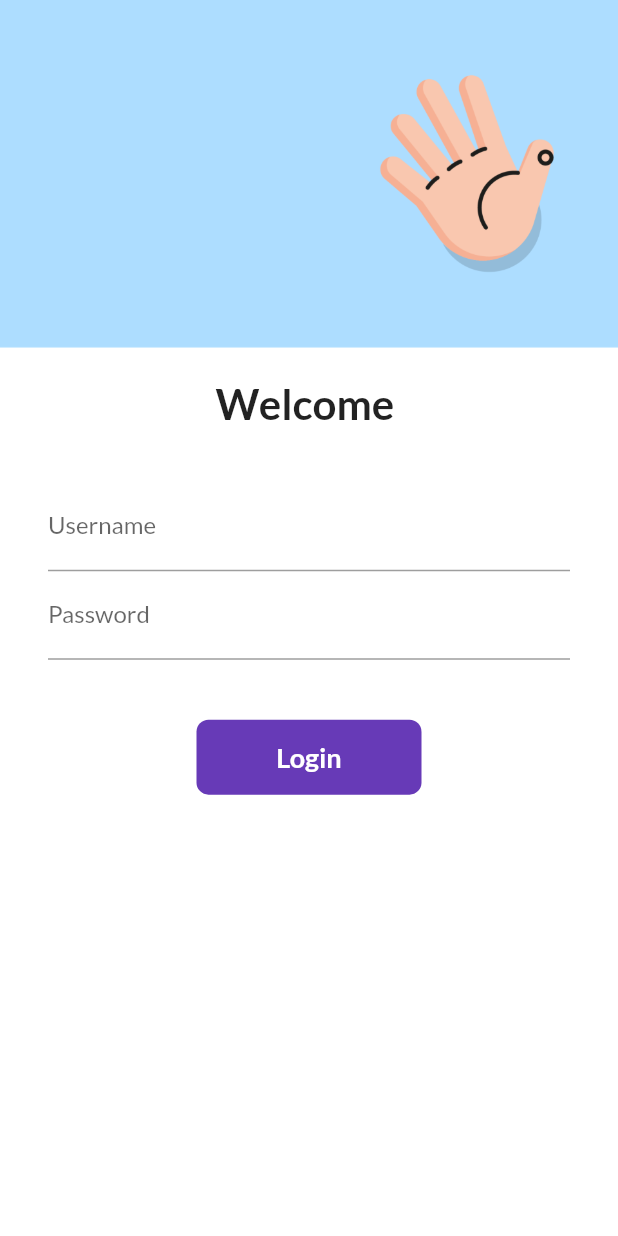
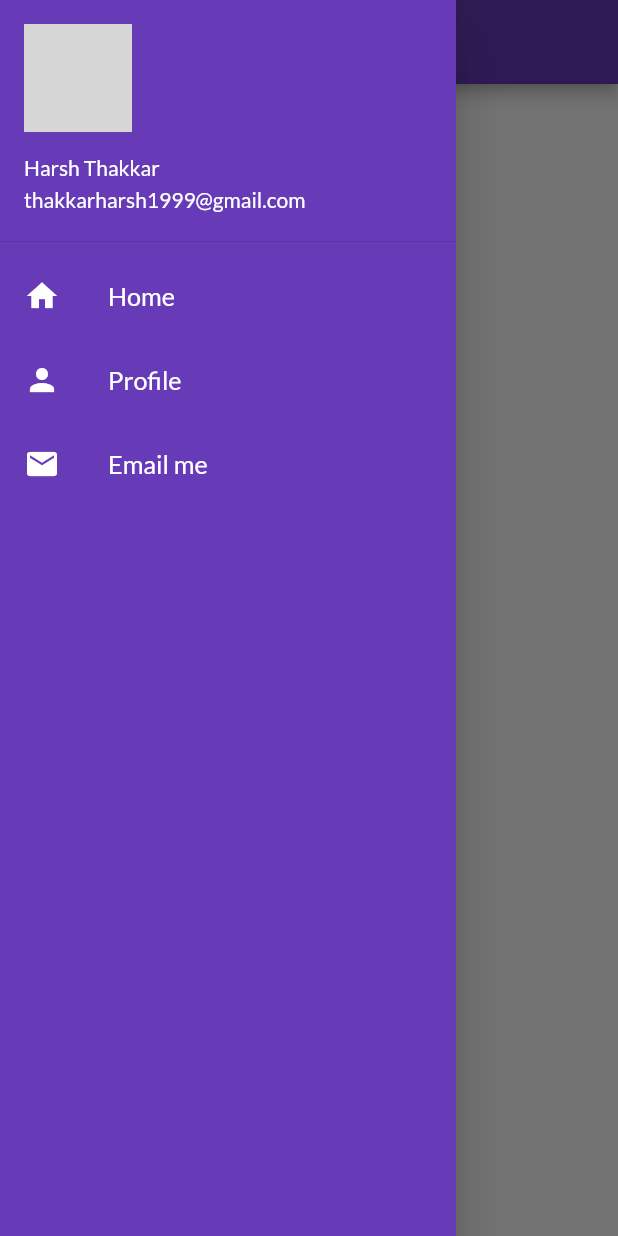
Before and after one commit to iamharshbit/flutter_catalog, a Flutter app: the screen it shows after launch, with the side drawer open (before the commit the screen has no drawer), on a phone screen of 412 x 824 dp. Run offline on Flutter 3.47's test engine with Material 2 defaults, Android fonts, the phone set to English and light mode, and no system bars; our stand-ins replace google_fonts; network calls fail; grey boxes are pictures that could not be loaded.

Commit message:
Day 9 completed

```diff
--- a/lib/main.dart
+++ b/lib/main.dart
@@ -22,7 +22,8 @@ class MyApp extends StatelessWidget {
       darkTheme: ThemeData(
         brightness: Brightness.dark,
       ),
-      // initialRoute: "/login",
+      debugShowCheckedModeBanner: false,
+      initialRoute: MyRoutes.homeRoute,
       routes: {
         "/": (context) => LoginPage(),
         MyRoutes.homeRoute: (context) => HomePage(),
--- a/lib/pages/home_page.dart
+++ b/lib/pages/home_page.dart
@@ -1,4 +1,5 @@
 import 'package:flutter/material.dart';
+import 'package:flutter_catalog/widgets/drawer.dart';
 
 class HomePage extends StatelessWidget {
   @override
@@ -11,7 +12,7 @@ class HomePage extends StatelessWidget {
       body: Center(
         child: Container(child: Text("30 days of flutter")),
       ),
-      drawer: Drawer(),
+      drawer: MyDrawer(),
     );
   }
 }
--- /dev/null
+++ b/lib/widgets/drawer.dart
@@ -0,0 +1,45 @@
+import 'package:flutter/material.dart';
+
+class MyDrawer extends StatelessWidget {
+  @override
+  Widget build(BuildContext context) {
+    final imageURL =
+        "https://cdn141.picsart.com/275574803034201.jpg?type=webp&to=min&r=640";
+    return Drawer(
+      child: Container(
+        color: Colors.deepPurple,
+        child: ListView(
+          padding: EdgeInsets.zero,
+          children: [
+            DrawerHeader(
+              padding: EdgeInsets.zero,
+              child: UserAccountsDrawerHeader(
+                margin: EdgeInsets.zero,
+                accountName: Text("Harsh Thakkar"),
+                accountEmail: Text("thakkarharsh1999@gmail.com"),
+                currentAccountPicture: CircleAvatar(
+                  backgroundImage: NetworkImage(imageURL),
+                ),
+              ),
+            ),
+            ListTile(
+              leading: Icon(Icons.home, color: Colors.white),
+              title: Text("Home",
+                  textScaleFactor: 1.2, style: TextStyle(color: Colors.white)),
+            ),
+            ListTile(
+              leading: Icon(Icons.person, color: Colors.white),
+              title: Text("Profile",
+                  textScaleFactor: 1.2, style: TextStyle(color: Colors.white)),
+            ),
+            ListTile(
+              leading: Icon(Icons.email, color: Colors.white),
+              title: Text("Email me",
+                  textScaleFactor: 1.2, style: TextStyle(color: Colors.white)),
+            )
+          ],
+        ),
+      ),
+    );
+  }
+}
```
